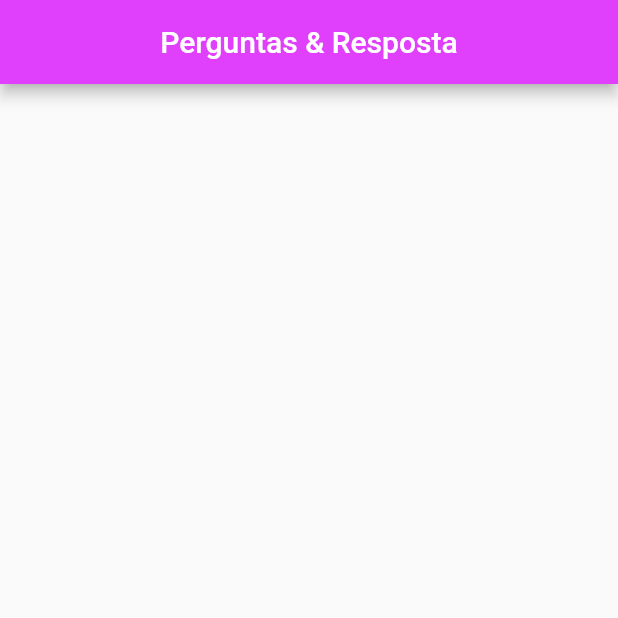
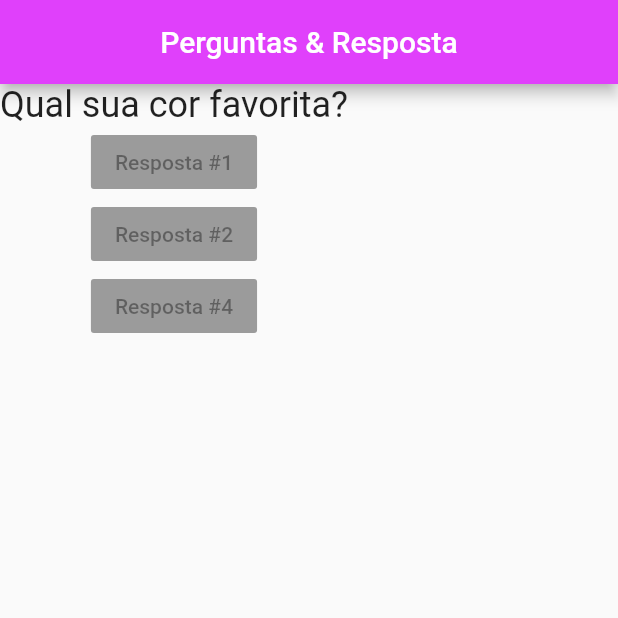
Before and after one commit to brandaoti/flutter-perguntas-resposta-app, a Flutter app: the screen it shows after launch, on a phone screen of 412 x 824 dp, the top half of it. Run offline on Flutter 3.47's test engine with Material 2 defaults, Android fonts, the phone set to English and light mode, and no system bars.

Commit message:
Implementado Um text com possiveis perguntas e 'btns'

```diff
--- a/lib/perguntas.dart
+++ b/lib/perguntas.dart
@@ -1,8 +1,6 @@
-
-
 import 'package:flutter/material.dart';
 
-class PerguntasApp extends StatelessWidget{
+class PerguntasApp extends StatelessWidget {
   @override
   Widget build(BuildContext context) {
     // implement build Scaffold
@@ -11,6 +9,17 @@ class PerguntasApp extends StatelessWidget{
         title: Text('Perguntas & Resposta'),
         centerTitle: true,
       ),
+      body: Column(
+        children: <Widget>[
+          Text(
+            'Qual sua cor favorita?',
+            style: TextStyle(fontSize: 24),
+          ),
+          RaisedButton(child: Text('Resposta #1'), onPressed: null),
+          RaisedButton(child: Text('Resposta #2'), onPressed: null),
+          RaisedButton(child: Text('Resposta #4'), onPressed: null),
+        ]
+      )
     );
   }
 }
```
